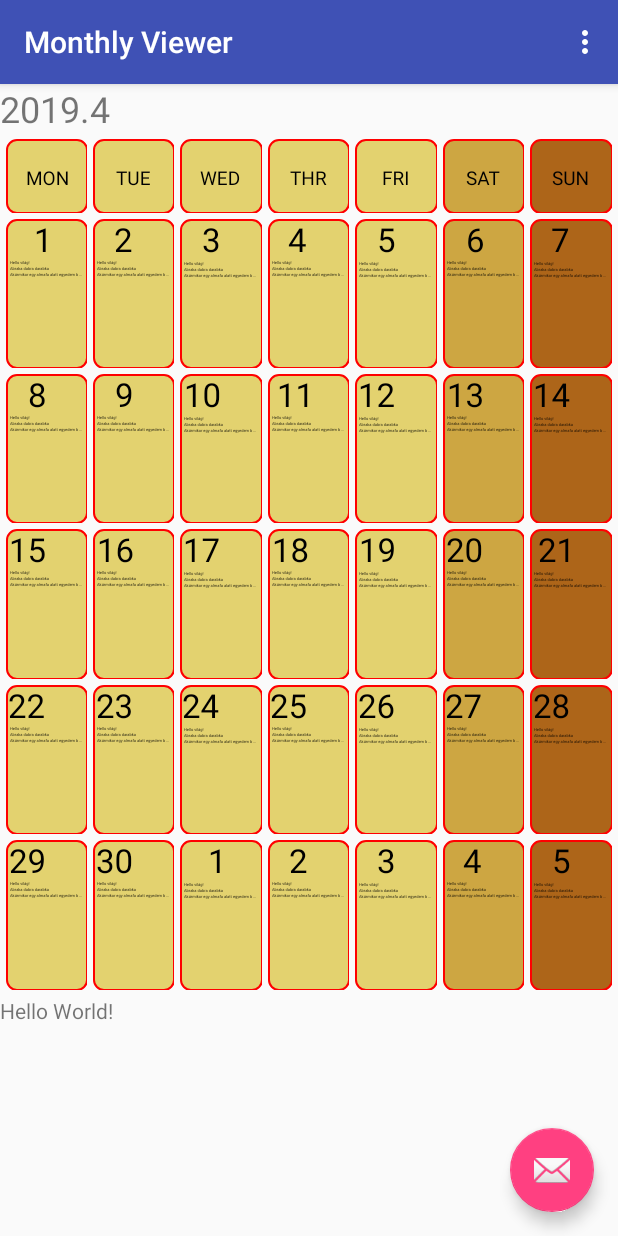
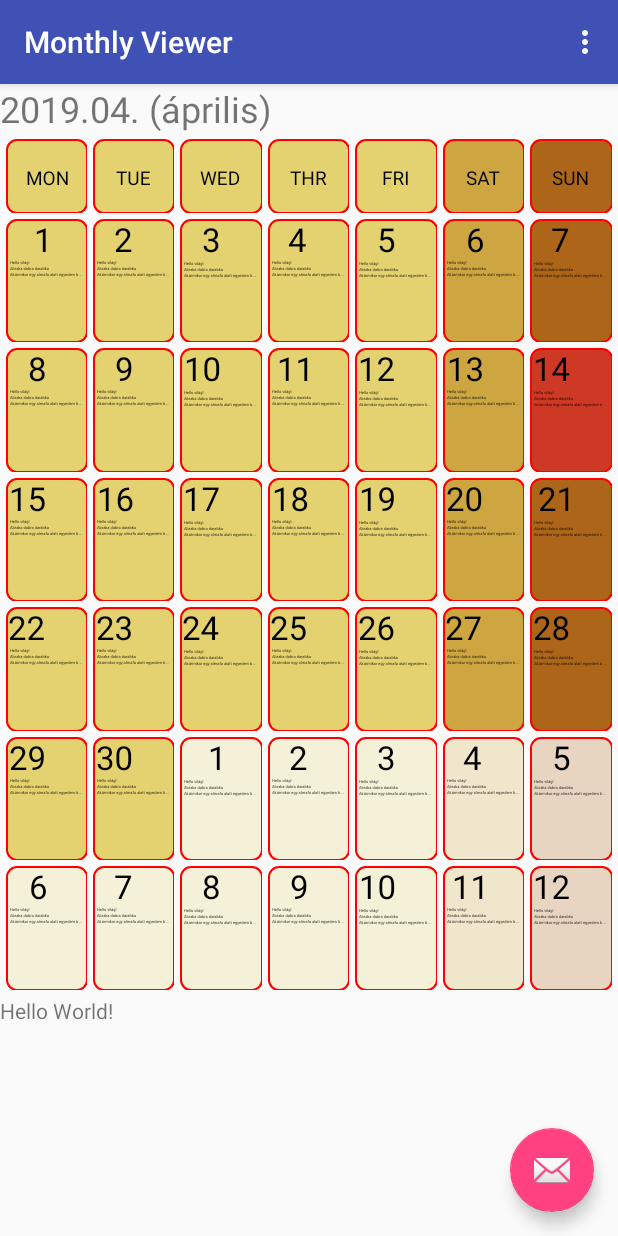
Before and after one commit to Palmodroid/Mecsek, an Android app: the MonthlyViewerFragment screen opened directly, with no data from a screen before it, on a phone screen of 412 x 824 dp. Run offline under Robolectric (Android 15) with nearby library versions, the phone set to English and light mode, and no system bars.

Commit message:
Még mindig naptár

```diff
--- a/app/src/main/java/digitalgarden/mecsek/monthlyviewer/ComplexDailyView.java
+++ b/app/src/main/java/digitalgarden/mecsek/monthlyviewer/ComplexDailyView.java
@@ -65,17 +65,10 @@ public class ComplexDailyView extends BackgroundView implements View.OnClickList
         }
 
 
-    public void setDayOfMonth(Longtime longtime )
+    public void setDayOfMonth( String dayOfMonth, int dayColor )
         {
-        this.dayOfMonth = longtime.toStringDayOfMonth();
-        int dayName = longtime.getDayName();
-
-        if ( dayName < 5 ) // Hétköznap
-            dayColor = 0xFFE3D26F;
-        else if ( dayName < 6 ) // Szombat
-            dayColor = 0xFFCDA642;
-        else // Vasárnap
-            dayColor = 0xFFAD6519;
+        this.dayOfMonth = dayOfMonth;
+        this.dayColor = dayColor;
         }
 
     public void setDayPaint(TextPaint dayPaint)
--- a/app/src/main/java/digitalgarden/mecsek/monthlyviewer/MonthlyViewerAdapter.java
+++ b/app/src/main/java/digitalgarden/mecsek/monthlyviewer/MonthlyViewerAdapter.java
@@ -3,6 +3,7 @@ package digitalgarden.mecsek.monthlyviewer;
 import android.support.v4.app.Fragment;
 import android.support.v4.app.FragmentManager;
 import android.support.v4.app.FragmentStatePagerAdapter;
+import android.util.Log;
 
 import digitalgarden.mecsek.utils.Longtime;
 
@@ -19,6 +20,9 @@ public class MonthlyViewerAdapter extends FragmentStatePagerAdapter
         {
         super(fragmentManager);
         this.today = today;
+
+        today.clearDate();
+        Log.d("TODAY", today.toString());
         }
 
     // Returns total number of pages
--- a/app/src/main/java/digitalgarden/mecsek/monthlyviewer/MonthlyViewerFragment.java
+++ b/app/src/main/java/digitalgarden/mecsek/monthlyviewer/MonthlyViewerFragment.java
@@ -19,16 +19,27 @@ public class MonthlyViewerFragment extends Fragment
     private long today;
     private int monthsSinceEpoch;
 
-    // newInstance constructor for creating fragment with arguments
+    /**
+     * newInstance constructor for creating fragment with arguments
+     * @param monthsSinceEpoch
+     *
+     * sets actual month as monthsSinceEpoch, which is equal the position in the MSEViewer
+     *
+     * @param today
+     *
+     * date of today (time part is deleted) - longtime as long
+     *
+     * @return
+     */
     public static MonthlyViewerFragment newInstance(int monthsSinceEpoch, long today)
         {
         MonthlyViewerFragment fragmentFirst = new MonthlyViewerFragment();
         Bundle args = new Bundle();
-        args.putInt("PAGE", monthsSinceEpoch);
+        args.putInt("MSE", monthsSinceEpoch);
 
-        Longtime lt = new Longtime();
-        lt.setYearMonth( monthsSinceEpoch );
-        Log.d("TODAY", "Fragments month: " + lt.toString());
+        // Longtime lt = new Longtime();
+        // lt.setYearMonth( monthsSinceEpoch );
+        // Log.d("TODAY", "Fragments month: " + lt.toString());
 
         args.putLong("TODAY", today);
         fragmentFirst.setArguments(args);
@@ -40,7 +51,7 @@ public class MonthlyViewerFragment extends Fragment
     public void onCreate(Bundle savedInstanceState)
         {
         super.onCreate(savedInstanceState);
-        monthsSinceEpoch = getArguments().getInt("PAGE");
+        monthsSinceEpoch = getArguments().getInt("MSE");
         today = getArguments().getLong("TODAY");
         }
 
@@ -49,10 +60,19 @@ public class MonthlyViewerFragment extends Fragment
     public View onCreateView(LayoutInflater inflater, ViewGroup container,
                              Bundle savedInstanceState)
         {
-        View view = inflater.inflate(R.layout.fragment_monthly_viewer, container, false);
-        TextView yearMonthTextView = (TextView) view.findViewById(R.id.year_month_text_view);
-        ((MonthlyViewerLayout)view.findViewById(R.id.diary_layout)).setMonthsSinceEpoch( monthsSinceEpoch );
-        yearMonthTextView.setText((1601 + monthsSinceEpoch / 12) + "." + (monthsSinceEpoch % 12 + 1 ));
+        View view = inflater.
+                inflate(R.layout.fragment_monthly_viewer, container, false);
+
+        // secondary parameters, which cannot be passed bay constructor (View constructor cannot
+        // be changed)
+        MonthlyViewerLayout monthlyViewerLayout =
+                ((MonthlyViewerLayout)view.findViewById(R.id.diary_layout));
+        String yearMonth = monthlyViewerLayout.setMonthsSinceEpoch( monthsSinceEpoch, today );
+
+        TextView yearMonthTextView =
+                (TextView) view.findViewById(R.id.year_month_text_view);
+        yearMonthTextView.setText( yearMonth );
+
         return view;
         }
 
--- a/app/src/main/java/digitalgarden/mecsek/monthlyviewer/MonthlyViewerLayout.java
+++ b/app/src/main/java/digitalgarden/mecsek/monthlyviewer/MonthlyViewerLayout.java
@@ -3,8 +3,10 @@ package digitalgarden.mecsek.monthlyviewer;
 import android.content.Context;
 import android.os.Handler;
 import android.util.AttributeSet;
+import android.util.Log;
 import android.view.View;
 
+import digitalgarden.mecsek.R;
 import digitalgarden.mecsek.utils.Longtime;
 import digitalgarden.mecsek.viewutils.CheckedLayout;
 import digitalgarden.mecsek.viewutils.TextPaint;
@@ -36,6 +38,10 @@ public class MonthlyViewerLayout extends CheckedLayout
     @Override
     public void init()
         {
+        // Columns and Rows are expicitly set for MonthlyViewer
+        columns = 7;
+        rows = 6; // 2019.09 - 6 rows are needed
+
         dayPaint = new TextPaint();
         rowPaint = new TextPaint();
         }
@@ -51,23 +57,53 @@ public class MonthlyViewerLayout extends CheckedLayout
         }
 
 
-    public void setMonthsSinceEpoch( int monthsSinceEpoch ) // Longtime longtime)
+    /**
+     * Secondary parameters for this view
+     * @param monthsSinceEpoch
+     * @param today
+     * @return year and month as string
+     */
+    public String setMonthsSinceEpoch( int monthsSinceEpoch, long today ) // Longtime longtime)
         {
         longtime = new Longtime();
         longtime.setYearMonth( monthsSinceEpoch );
         longtime.setDayOfMonth(1);
+        // YEAR MONTH and DAY (DAY_NAME) is set, but TIME is not
 
-        // nem kéne másolni átállítás előtt??
+        String yearMonth = longtime.toStringYearMonth( true );
+        int month = longtime.get(Longtime.MONTH);
+
         int dayName = longtime.getDayName();
-
         longtime.addDays( -dayName );
 
+        int dayColor;
         for (int n= 0; n < getChildCount(); n++)
             {
-            ((ComplexDailyView) getChildAt(n)).setDayOfMonth(longtime);
-            longtime.addDays(1);
+            dayName = longtime.getDayName();
+
+            Longtime longtoday = new Longtime( today );
+            Log.d("TODAY",
+                    "Today (" + longtoday.toString() + ") as long: " + today + " This day (" + longtime.toString() +
+                            ") as " +
+                            "long: " + longtime.get());
+
+            if ( today == longtime.get() )
+                dayColor = 0xFFCD3925;
+            else if ( dayName < 5 ) // Hétköznap
+                dayColor = 0xFFE3D26F;
+            else if ( dayName < 6 ) // Szombat
+                dayColor = 0xFFCDA642;
+            else // Vasárnap
+                dayColor = 0xFFAD6519;
+
+            if ( month != longtime.get(Longtime.MONTH) )
+                dayColor &= 0x40FFFFFF;
+
+            ((ComplexDailyView) getChildAt(n)).setDayOfMonth(longtime.toStringDayOfMonth(), dayColor);
+            longtime.addDays(1); // 86350
             }
 
+        return yearMonth;
         }
 
 
--- a/app/src/main/java/digitalgarden/mecsek/utils/Longtime.java
+++ b/app/src/main/java/digitalgarden/mecsek/utils/Longtime.java
@@ -14,16 +14,16 @@ public class Longtime
     {
     // Ha bármelyik megegyezik range (vagy nagyobb),
     // Akkor a további részek nem számítanak
-    private static final int YEAR = 0;      // 1601 - 2999
-    private static final int MONTH = 1;     // 1 - 12 13 - next month
-    private static final int DAY = 2;       // 1 - 31 32 - next day
+    public static final int YEAR = 0;      // 1601 - 2999
+    public static final int MONTH = 1;     // 1 - 12 13 - next month
+    public static final int DAY = 2;       // 1 - 31 32 - next day
 
-    private static final int DAY_NAME = 3;  // 0 - 6
+    public static final int DAY_NAME = 3;  // 0 - 6
 
-    private static final int HOUR = 4;      // 0 - 23
-    private static final int MIN = 5;       // 0 - 59
-    private static final int SEC = 6;       // 0 - 59
-    private static final int MILL = 7;      // 0 - 999
+    public static final int HOUR = 4;      // 0 - 23
+    public static final int MIN = 5;       // 0 - 59
+    public static final int SEC = 6;       // 0 - 59
+    public static final int MILL = 7;      // 0 - 999
 
     private static final int TIME_PARTS = 8;
 
@@ -83,6 +83,12 @@ public class Longtime
     public long get()
         {
         return time;
+        }
+
+    // NINCS ELLENŐRZÉS!!! - NEM KELLENE?
+    public int get( int part )
+        {
+        return this.part[ part ];
         }
 
     public boolean isError()
@@ -229,6 +235,13 @@ public class Longtime
             }
         }
 
+    public boolean clearDate()
+        {
+        zeroAbove( HOUR );
+        convertParts2Long();
+
+        return error;
+        }
 
     private void convertParts2Long()
         {
--- a/app/src/main/res/values-v21/styles.xml
+++ b/app/src/main/res/values-v21/styles.xml
@@ -4,7 +4,7 @@
         <item name="windowActionBar">false</item>
         <item name="windowNoTitle">true</item>
         <item name="android:windowDrawsSystemBarBackgrounds">true</item>
-        <item name="android:statusBarColor">@android:color/transparent</item>
+        <!--item name="android:statusBarColor">@android:color/transparent</item-->
     </style>
 
     <style name="AppDialogTheme" parent="Theme.AppCompat.Light.Dialog">
--- a/app/src/main/res/values/styles.xml
+++ b/app/src/main/res/values/styles.xml
@@ -18,7 +18,7 @@
 
     <style name="AppTheme.NoActionBar">
         <item name="windowActionBar">false</item>
-        <!--item name="windowNoTitle">true</-item-->
+        <item name="windowNoTitle">true</item>
     </style>
 
     <style name="AppTheme.AppBarOverlay" parent="ThemeOverlay.AppCompat.Dark.ActionBar"/>
```
Also changed, not shown: 1 other file.
